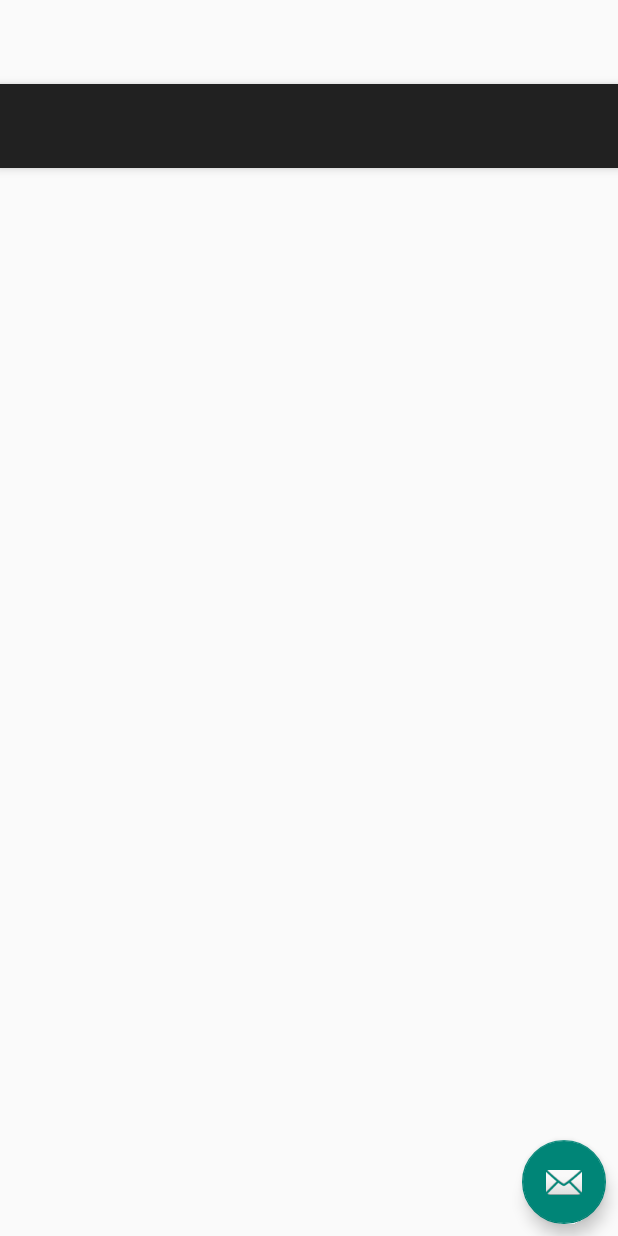
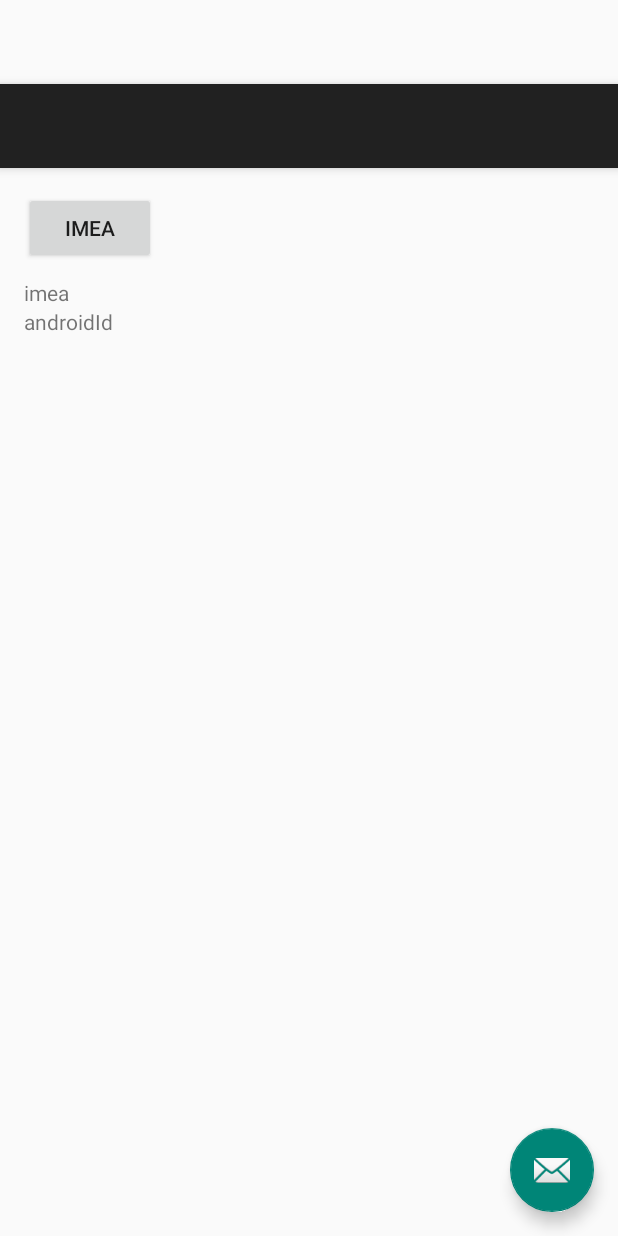
Before and after one commit to tangyong3g/Android-Road, an Android app: the layout basic_imea.xml on its own in the app's theme, with its tools: preview values and no code run, on a phone screen of 412 x 824 dp. Run offline under Robolectric (Android 15) with nearby library versions, the phone set to English and light mode, and no system bars.

```diff
--- a/basic/src/main/res/layout/content_basic_imea.xml
+++ b/basic/src/main/res/layout/content_basic_imea.xml
@@ -1,16 +1,42 @@
 <?xml version="1.0" encoding="utf-8"?>
-<RelativeLayout
-    xmlns:android="http://schemas.android.com/apk/res/android"
+<RelativeLayout xmlns:android="http://schemas.android.com/apk/res/android"
+    xmlns:app="http://schemas.android.com/apk/res-auto"
     xmlns:tools="http://schemas.android.com/tools"
-    xmlns:app="http://schemas.android.com/apk/res-auto"
     android:layout_width="match_parent"
     android:layout_height="match_parent"
+    android:paddingBottom="@dimen/activity_vertical_margin"
     android:paddingLeft="@dimen/activity_horizontal_margin"
     android:paddingRight="@dimen/activity_horizontal_margin"
     android:paddingTop="@dimen/activity_vertical_margin"
-    android:paddingBottom="@dimen/activity_vertical_margin"
     app:layout_behavior="@string/appbar_scrolling_view_behavior"
-    tools:showIn="@layout/basic_imea"
-    tools:context="com.sny.tangyong.basic.BasicImeaActivity">
+    tools:context="com.sny.tangyong.basic.BasicImeaActivity"
+    tools:showIn="@layout/basic_imea">
+
+
+    <Button
+        android:id="@+id/btn_imea"
+        android:layout_width="wrap_content"
+        android:layout_height="wrap_content"
+        android:layout_alignParentLeft="true"
+        android:layout_alignParentStart="true"
+        android:layout_alignParentTop="true"
+        android:text="@string/imea" />
+
+    <TextView
+        android:id="@+id/tx_imea"
+        android:layout_width="wrap_content"
+        android:layout_height="wrap_content"
+        android:layout_marginTop="57dp"
+        android:text="imea" />
+
+    <TextView
+        android:id="@+id/tx_androidid"
+        android:layout_width="wrap_content"
+        android:layout_height="wrap_content"
+        android:layout_alignParentLeft="true"
+        android:layout_alignParentStart="true"
+        android:layout_below="@+id/tx_imea"
+        android:text="androidId" />
+
 
 </RelativeLayout>
--- a/basic/src/main/res/values-v21/styles.xml
+++ b/basic/src/main/res/values-v21/styles.xml
@@ -1,4 +1,5 @@
 <resources>
+
     <style name="AppTheme.NoActionBar">
         <item name="windowActionBar">false</item>
         <item name="windowNoTitle">true</item>
--- a/basic/src/main/res/values/dimens.xml
+++ b/basic/src/main/res/values/dimens.xml
@@ -2,4 +2,5 @@
     <!-- Default screen margins, per the Android Design guidelines. -->
     <dimen name="activity_horizontal_margin">16dp</dimen>
     <dimen name="activity_vertical_margin">16dp</dimen>
+    <dimen name="fab_margin">16dp</dimen>
 </resources>
--- a/basic/src/main/res/values/strings.xml
+++ b/basic/src/main/res/values/strings.xml
@@ -17,10 +17,11 @@
     <string name="title_activity_app_com">AppComActivity</string>
     <string name="title_activity_main2">Main2Activity</string>
     <string name="start">start</string>
-
     <string name="fragment_1">1</string>
     <string name="fragment_2">2</string>
     <string name="fragment_3">3</string>
+    <string name="title_activity_basic_imea">BasicImeaActivity</string>
+    <string name="imea">imea</string>
 
 
 </resources>
--- a/basic/src/main/res/values/styles.xml
+++ b/basic/src/main/res/values/styles.xml
@@ -5,4 +5,13 @@
         <!-- Customize your theme here. -->
     </style>
 
+    <style name="AppTheme.NoActionBar">
+        <item name="windowActionBar">false</item>
+        <item name="windowNoTitle">true</item>
+    </style>
+
+    <style name="AppTheme.AppBarOverlay" parent="ThemeOverlay.AppCompat.Dark.ActionBar" />
+
+    <style name="AppTheme.PopupOverlay" parent="ThemeOverlay.AppCompat.Light" />
+
 </resources>
--- a/demostart/build.gradle
+++ b/demostart/build.gradle
@@ -19,6 +19,8 @@ android {
     }
 }
 
+
+
 android {
     lintOptions{
         abortOnError false
```
Also changed, not shown: basic/build.gradle (+11 -2 lines), basic/src/main/AndroidManifest.xml (+38 -36 lines), basic/src/main/java/com/sny/tangyong/basic/BasicImeaActivity.java (+89 -4 lines), basic/src/main/java/com/sny/tangyong/basic/MainActivity.java (+7 -3 lines), basic/src/main/res/layout/basic_imea.xml (+3 -4 lines), 1 other file. Lines whose indentation alone changed are shown as unchanged.
